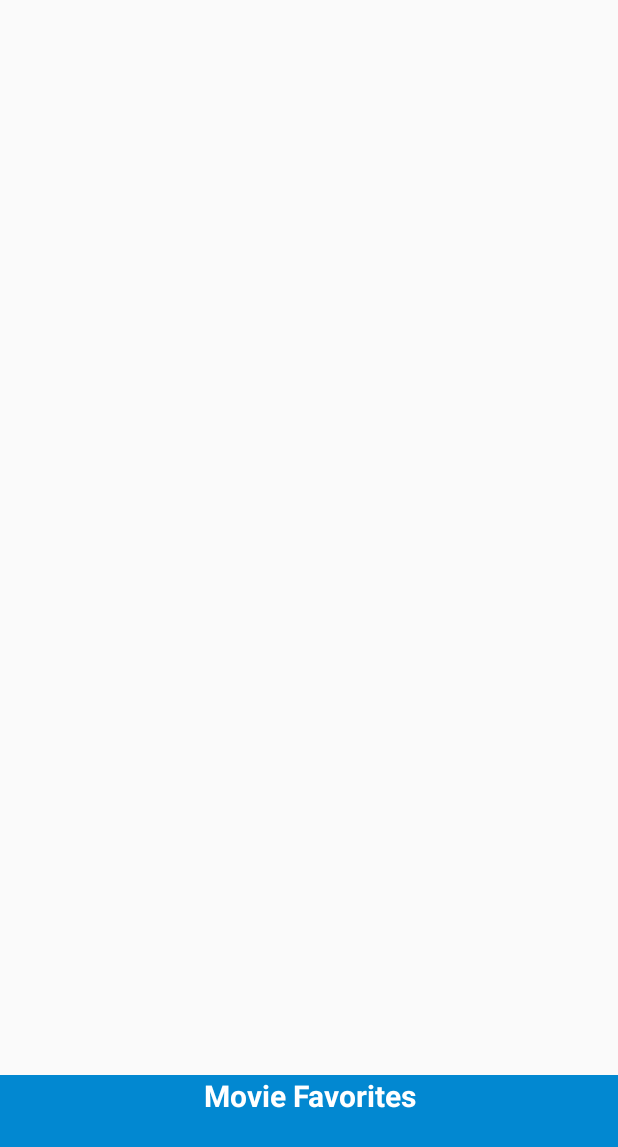
After one commit to oong26/MyMovieCatalogueLocalStorage, an Android app: the layout image_banner_widget.xml on its own in the app's theme, with its tools: preview values and no code run, on a phone screen of 412 x 824 dp. The commit adds this screen. Shown: the top 1147 px of the screen. Run offline under Robolectric (Android 15) with nearby library versions, the phone set to English and light mode, and no system bars.

Commit message:
widget movie favorite

```diff
--- /dev/null
+++ b/app/src/main/res/layout/image_banner_widget.xml
@@ -0,0 +1,46 @@
+<?xml version="1.0" encoding="utf-8" ?>
+<FrameLayout xmlns:android="http://schemas.android.com/apk/res/android"
+    android:layout_width="match_parent"
+    android:layout_height="match_parent">
+
+    <LinearLayout
+        android:layout_width="match_parent"
+        android:layout_height="match_parent"
+        android:orientation="vertical"
+        android:weightSum="10">
+
+        <StackView
+            android:id="@+id/stack_view"
+            android:layout_width="match_parent"
+            android:layout_height="wrap_content"
+            android:layout_weight="9"
+            android:loopViews="true" />
+
+        <TextView
+            android:id="@+id/banner_text"
+            android:layout_width="match_parent"
+            android:layout_height="wrap_content"
+            android:layout_gravity="center"
+            android:layout_weight="1"
+            android:background="@color/colorPrimaryDark"
+            android:text="@string/appwidget_text"
+            android:textAlignment="center"
+            android:textColor="#ffffff"
+            android:textSize="20sp"
+            android:textStyle="bold" />
+    </LinearLayout>
+
+    <TextView
+        android:id="@+id/empty_view"
+        android:layout_width="match_parent"
+        android:layout_height="match_parent"
+        android:layout_gravity="center"
+        android:background="@color/colorAccent"
+        android:text="@string/empty_text"
+        android:textAlignment="center"
+        android:textColor="#ffffff"
+        android:textSize="20sp"
+        android:textStyle="bold"
+        android:visibility="gone" />
+
+</FrameLayout>
--- a/app/src/main/res/values/strings.xml
+++ b/app/src/main/res/values/strings.xml
@@ -26,4 +26,7 @@
     <string name="title_language">Language</string>
     <string name="search">Search</string>
     <string name="search_hint">Search here</string>
+    <string name="add_widget">Add widget</string>
+    <string name="appwidget_text">Movie Favorites</string>
+    <string name="empty_text">NO DATA</string>
 </resources>
```
Also changed, not shown: app/src/main/AndroidManifest.xml (+13 -0 lines), app/src/main/java/com/oong/mymoviecataloguelocalstorage/MainActivity.java (+9 -1 lines), app/src/main/java/com/oong/mymoviecataloguelocalstorage/fragments/MoviesFragment.java (+22 -8 lines), app/src/main/java/com/oong/mymoviecataloguelocalstorage/fragments/TVShowFragment.java (+20 -4 lines), app/src/main/java/com/oong/mymoviecataloguelocalstorage/model/MoviesViewModel.java (+57 -2 lines), app/src/main/java/com/oong/mymoviecataloguelocalstorage/model/TvShowViewModel.java (+39 -0 lines), app/src/main/java/com/oong/mymoviecataloguelocalstorage/widget/ImagesBannerWidget.java (added, +64 -0 lines), app/src/main/java/com/oong/mymoviecataloguelocalstorage/widget/StackRemoteViewsFactory.java (added, +98 -0 lines), app/src/main/java/com/oong/mymoviecataloguelocalstorage/widget/StackWidgetService.java (added, +11 -0 lines), app/src/main/res/layout/widget_items.xml (added, +16 -0 lines), app/src/main/res/xml/image_banner_info.xml (added, +10 -0 lines), app/src/main/res/drawable-v24/example_appwidget_preview.png (added), 1 other file.
